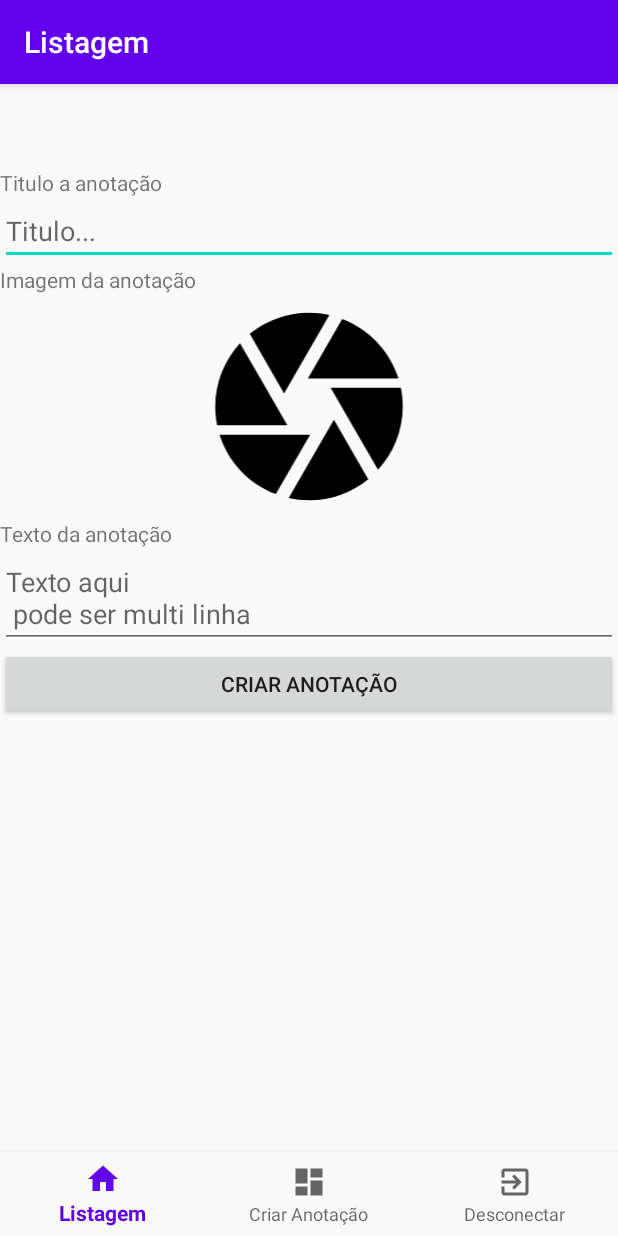
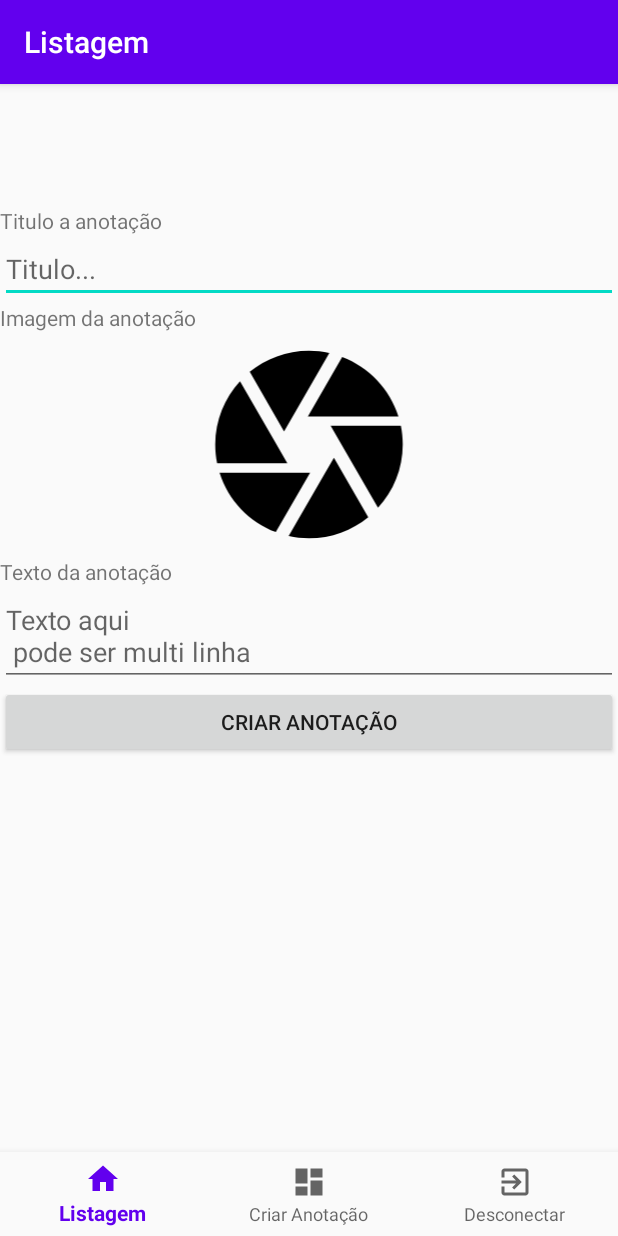
Before and after one commit to NicholasGCamargo/TrabalhoFinal-DR42020-01, an Android app: the screen it shows after launch once a user with an empty profile is signed in (ActivityPrincipal), on a phone screen of 412 x 824 dp. Run offline under Robolectric (Android 15) with nearby library versions, the phone set to English and light mode, and no system bars; our stand-ins replace Firebase (no records; nobody signed in at launch, a user with empty details on screens opened directly), navigation-ui.

Commit message:
Fix visual

```diff
--- a/app/src/main/res/layout/activity_principal.xml
+++ b/app/src/main/res/layout/activity_principal.xml
@@ -3,8 +3,20 @@
     xmlns:app="http://schemas.android.com/apk/res-auto"
     android:id="@+id/container"
     android:layout_width="match_parent"
-    android:layout_height="match_parent"
-    android:paddingTop="?attr/actionBarSize">
+    android:layout_height="match_parent">
+
+    <fragment
+        android:id="@+id/nav_host_fragment"
+        android:name="androidx.navigation.fragment.NavHostFragment"
+        android:layout_width="match_parent"
+        android:layout_height="550dp"
+        app:defaultNavHost="true"
+        app:layout_constraintBottom_toTopOf="@+id/nav_view"
+        app:layout_constraintHorizontal_bias="0.0"
+        app:layout_constraintLeft_toLeftOf="parent"
+        app:layout_constraintRight_toRightOf="parent"
+        app:layout_constraintTop_toTopOf="parent"
+        app:navGraph="@navigation/mobile_navigation" />
 
     <com.google.android.material.bottomnavigation.BottomNavigationView
         android:id="@+id/nav_view"
@@ -18,16 +30,4 @@
         app:layout_constraintRight_toRightOf="parent"
         app:menu="@menu/bottom_nav_menu" />
 
-    <fragment
-        android:id="@+id/nav_host_fragment"
-        android:name="androidx.navigation.fragment.NavHostFragment"
-        android:layout_width="match_parent"
-        android:layout_height="match_parent"
-        app:defaultNavHost="true"
-        app:layout_constraintBottom_toTopOf="@id/nav_view"
-        app:layout_constraintLeft_toLeftOf="parent"
-        app:layout_constraintRight_toRightOf="parent"
-        app:layout_constraintTop_toTopOf="parent"
-        app:navGraph="@navigation/mobile_navigation" />
-
 </androidx.constraintlayout.widget.ConstraintLayout>
--- a/app/src/main/res/layout/fragment_dashboard.xml
+++ b/app/src/main/res/layout/fragment_dashboard.xml
@@ -13,6 +13,7 @@
         android:layout_marginStart="8dp"
         android:layout_marginTop="8dp"
         android:layout_marginEnd="8dp"
+        android:text="YEET"
         android:textAlignment="center"
         android:textSize="20sp"
         app:layout_constraintBottom_toBottomOf="parent"
```
